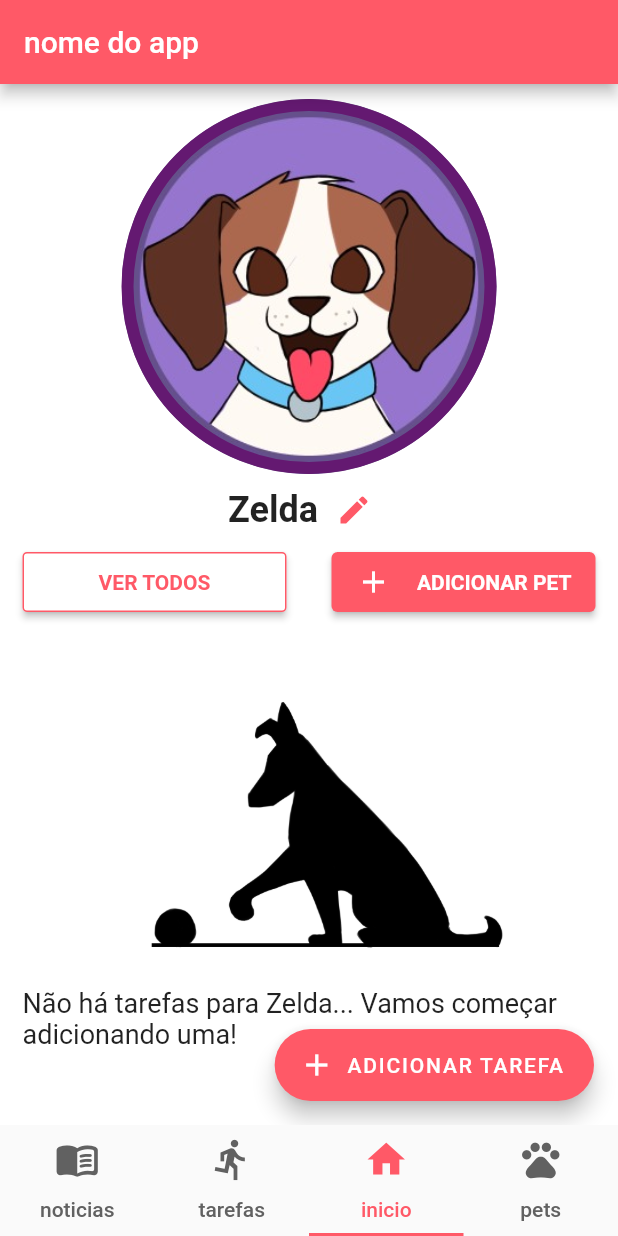
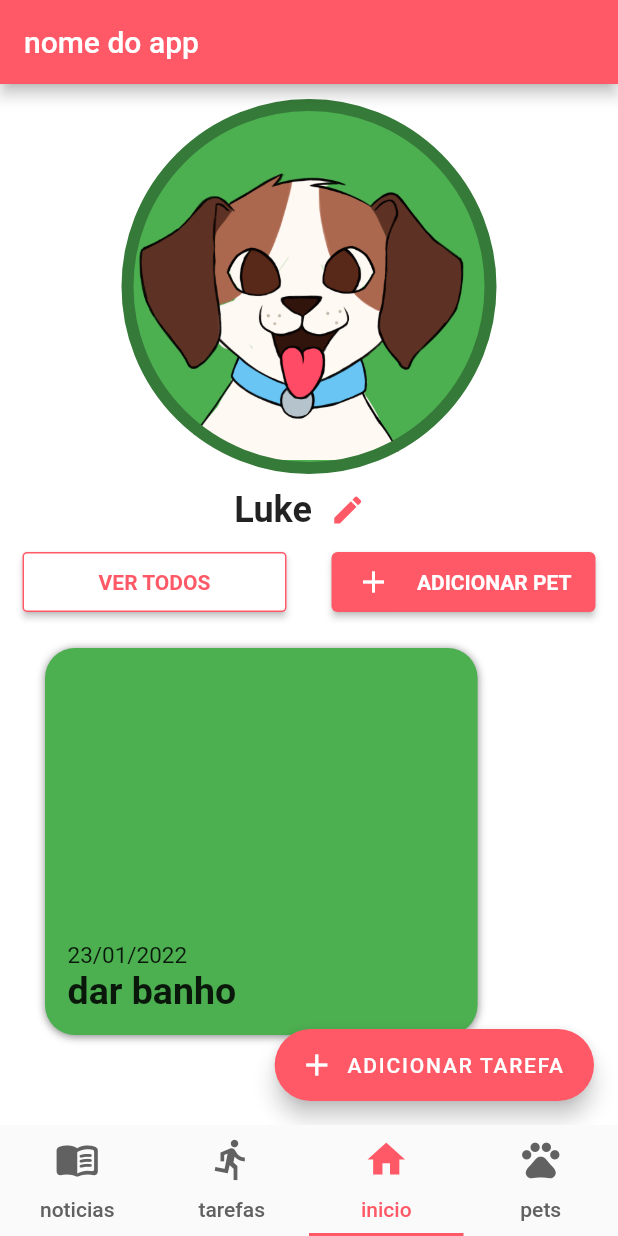
Before and after one commit to VitorEstevam/app-pets, a Flutter app: the screen it shows after launch, on a phone screen of 412 x 824 dp. Run offline on Flutter 3.47's test engine with Material 2 defaults, Android fonts, the phone set to English and light mode, and no system bars; our stand-ins replace flutter_mobx, google_fonts, intro_slider, mobx, table_calendar; missing offline and left inert: dart:ffi, onboarding; generated files the repository leaves out were written again.

```diff
--- a/lib/classes/pet.dart
+++ b/lib/classes/pet.dart
@@ -5,10 +5,10 @@ import 'package:mobx/mobx.dart';
 class Pet {
   String name;
   String petIconUrl;
-  Color colorReference;
+  Color color;
 
   @observable
   ObservableList<Task> tasks = ObservableList<Task>.of([]);
 
-  Pet(this.name, this.petIconUrl, this.colorReference);
+  Pet(this.name, this.petIconUrl, this.color);
 }
--- a/lib/debug_config.dart
+++ b/lib/debug_config.dart
@@ -5,7 +5,3 @@ import 'package:flutter/material.dart';
 import 'package:provider/provider.dart';
 
 import 'classes/pet.dart';
-
-void runDebug(BuildContext context) {
-  // var _store_global = Provider.of<StoreGlobal>(context);
-}
--- a/lib/main.dart
+++ b/lib/main.dart
@@ -1,19 +1,45 @@
+import 'package:app_pets/classes/pet.dart';
+import 'package:app_pets/classes/tasks/task_unique.dart';
 import 'package:app_pets/debug_config.dart';
 import 'package:app_pets/pages/page_home/onboarding/onboard_intro.dart';
+import 'package:app_pets/pages/page_pet/create_pet_intro.dart';
 import 'package:app_pets/pages/tab_bar_handler.dart';
 import 'package:app_pets/stores/pets/store_pets.dart';
+import 'package:flutter/foundation.dart';
+// import 'package:app_pets/stores/example/store_pets.dart';
 import 'package:flutter/material.dart';
 import 'package:provider/provider.dart';
 
 import 'package:app_pets/consts/theme.dart';
 import 'package:app_pets/consts/provider_stores.dart';
 
+bool once = false;
+void runDebug(BuildContext context) {
+  if (!once || kDebugMode) {
+    once = true;
+    var pet = Pet("Luke", "lib/assets/dog_icon_creation.png", Colors.green);
+    Provider.of<StorePets>(context).addNewPet(pet);
+    var task = TaskUnique("dar banho", pet, DateTime(2022, 01, 23));
+    Provider.of<StorePets>(context).addNewTaskToPet(pet, task);
+  }
+}
+
+Widget startingAppRoute(BuildContext context) {
+  var tutorialDone = true; //todo change to the shared prefs
+  var pets = Provider.of<StorePets>(context).pets;
+
+  if (!tutorialDone) {
+    return const OnboardingIntro();
+  } else if (pets.isEmpty) {
+    return CreatePetIntro();
+  } else {
+    return const TabBarHandler();
+  }
+}
+
 void main() {
   runApp(
-    MultiProvider(
-      providers: providerStores,
-      child: const AppRoot(),
-    ),
+    MultiProvider(providers: providerStores, child: const AppRoot()),
   );
 }
 
@@ -22,15 +48,12 @@ class AppRoot extends StatelessWidget {
 
   @override
   Widget build(BuildContext context) {
-    var _store_global = Provider.of<StorePets>(context);
-
     runDebug(context);
-
     return MaterialApp(
       debugShowCheckedModeBanner: false,
       title: 'App Pets',
       theme: theme,
-      home: _store_global.starting_app_route(),
+      home: startingAppRoute(context),
     );
   }
 }
--- a/lib/pages/page_home/onboarding/onboard_intro.dart
+++ b/lib/pages/page_home/onboarding/onboard_intro.dart
@@ -109,7 +109,7 @@ class _OnboardingIntroState extends State<OnboardingIntro> {
       renderDoneBtn: myButton("Pronto"),
       doneButtonStyle: myButtonStyle(),
       onDonePress: (){
-        _store_global.tutorialDone = true; // @TODO: SAVE THIS
+        // _store_global.tutorialDone = true; // @TODO: use shared prefs
 
          Navigator.pushAndRemoveUntil(
           context,
--- a/lib/pages/page_home/subpages/page_home/widgets/pet_picture.dart
+++ b/lib/pages/page_home/subpages/page_home/widgets/pet_picture.dart
@@ -20,9 +20,9 @@ class PetPicture extends StatelessWidget {
           clipBehavior: Clip.antiAlias,
           decoration: BoxDecoration(
             image: DecorationImage(image: AssetImage(pet.petIconUrl)) ,
-              color: pet.colorReference,
+              color: pet.color,
               shape: BoxShape.circle,
-              border: Border.all(color: pet.colorReference.darken(0.15), width: 8)),
+              border: Border.all(color: pet.color.darken(0.15), width: 8)),
         ),
       ),
       Row(
--- a/lib/pages/page_home/subpages/page_home/widgets/task_view.dart
+++ b/lib/pages/page_home/subpages/page_home/widgets/task_view.dart
@@ -30,7 +30,7 @@ class _TaskViewerState extends State<TaskViewer> {
                 scrollDirection: Axis.horizontal,
                 itemCount: tasks.length,
                 itemBuilder: (context, i) {
-                  return CardTask(task: tasks[i], color: widget.pet.colorReference);
+                  return CardTask(task: tasks[i], color: widget.pet.color);
                 },
               ),
       );
--- a/lib/pages/page_home/subpages/page_task/page_task.dart
+++ b/lib/pages/page_home/subpages/page_task/page_task.dart
@@ -20,7 +20,7 @@ class TaskBody extends StatelessWidget {
         children: [
           Text(
               task.title +
-                  " com ${task.pet.name}", //trocar pro pet dinamico
+                  " com ${task.pet.name}",
               style: const TextStyle(fontSize: 25, fontWeight: FontWeight.bold),
               maxLines: 2,
               overflow: TextOverflow.ellipsis),
--- a/lib/stores/pets/store_pets.dart
+++ b/lib/stores/pets/store_pets.dart
@@ -15,24 +15,12 @@ class StorePets = _StorePets with _$StorePets;
 
 // Create the class
 abstract class _StorePets with Store {
-  bool tutorialDone = true;
-
   @observable
-  ObservableList<Pet> pets = ObservableList<Pet>.of([ Pet("Zelda", "lib/assets/dog1.jpeg", Colors.purple)]);
-  // ObservableList<Pet> pets = ObservableList<Pet>.of([]);
+  ObservableList<Pet> pets = ObservableList<Pet>.of([]);
 
   List<String> getPetNames() {
     List<String> names = pets.map((pet) => pet.name).toList();
     return names;
-  }
-
-  Widget starting_app_route() {
-    if (!tutorialDone)
-      return OnboardingIntro();
-    else if (pets.isEmpty)
-      return CreatePetIntro();
-    else
-      return TabBarHandler();
   }
 
   @action
```
Also changed, not shown: lib/stores/pets/store_pets.g.dart.
